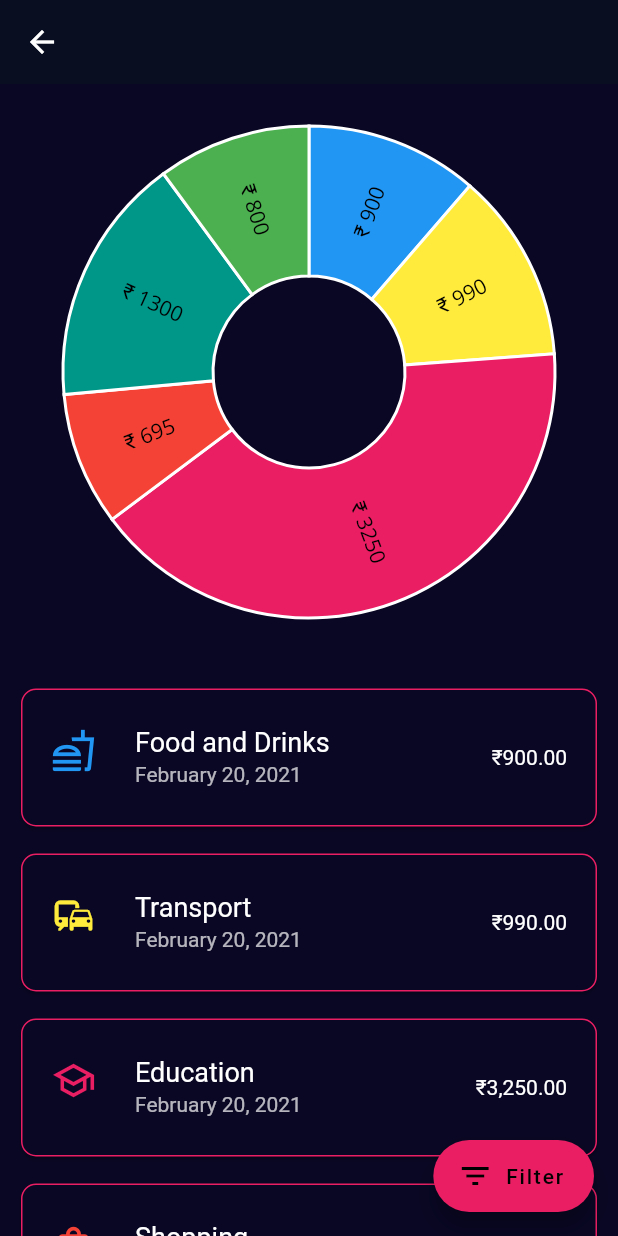
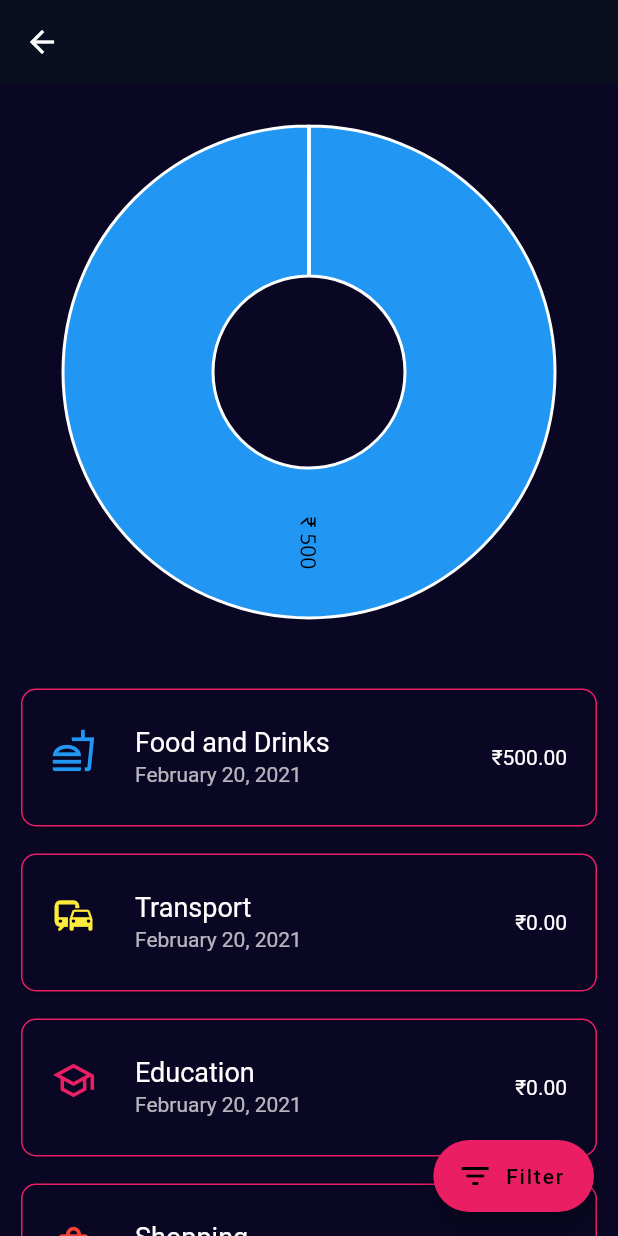
Before and after one commit to be-krishna/expensive, a Flutter app: the screen it shows after launch, after a tap on "Statistics", on a phone screen of 412 x 824 dp. Run offline on Flutter 3.47's test engine with Material 2 defaults, Android fonts, the phone set to English and light mode, and no system bars; our stand-ins replace charts_flutter, font_awesome_flutter, shared_preferences, sqflite; accounts and stored records are empty.

```diff
--- a/lib/main.dart
+++ b/lib/main.dart
@@ -4,9 +4,17 @@ import 'package:provider/provider.dart';
 import 'models/expense_data.dart';
 import 'screens/dashboard.dart';
 
-void main() => runApp(MyApp());
+void main() async {
+  WidgetsFlutterBinding.ensureInitialized();
+  runApp(MyApp());
+}
 
-class MyApp extends StatelessWidget {
+class MyApp extends StatefulWidget {
+  @override
+  _MyAppState createState() => _MyAppState();
+}
+
+class _MyAppState extends State<MyApp> {
   @override
   Widget build(BuildContext context) {
     return ChangeNotifierProvider(
--- a/lib/models/expense_data.dart
+++ b/lib/models/expense_data.dart
@@ -1,15 +1,18 @@
-import 'dart:convert';
 
 import 'package:flutter/material.dart';
-import 'package:flutter/services.dart' show rootBundle;
+import 'package:shared_preferences/shared_preferences.dart';
 
+import '../services/database_helper.dart';
 import 'expense.dart';
 
 class ExpenseData extends ChangeNotifier {
-  // ExpenseData() {
-  //   addDataToList();
-  //   notifyListeners();
-  // }
+  DatabaseHelper _dbHelper;
+  ExpenseData() {
+    _dbHelper = DatabaseHelper.instance;
+    _firstRun();
+    addDataToList();
+    notifyListeners();
+  }
   List<Expense> _expenses = [];
 
   List<Expense> get expenses => _expenses;
@@ -31,14 +34,33 @@ class ExpenseData extends ChangeNotifier {
 
   set setExpenses(List<Expense> expenses) => _expenses = expenses;
 
-  Future<String> getJson() {
-    return rootBundle.loadString('assets/expense.json');
+  // Future<String> getJson() {
+  //   return rootBundle.loadString('assets/expense.json');
+  // }
+
+  void _firstRun() async {
+    SharedPreferences prefs = await SharedPreferences.getInstance();
+    bool _firstRun = prefs.getBool('_firstRun') ?? true;
+    if (_firstRun) {
+      _dbHelper.insertExpense(
+        Expense(
+          amount: 500,
+          category: ExpenseCategory.FOOD,
+          date: DateTime.now(),
+          time: TimeOfDay(hour: 10, minute: 12),
+          note: "Example title",
+        ),
+      );
+      await prefs.setBool('_firstRun', false);
+    }
   }
 
   void addDataToList() async {
-    final List parsed = json.decode(await getJson());
+    // final List parsed = json.decode(await getJson());
 
-    List<Expense> list = parsed.map((e) => Expense.fromJson(e)).toList();
+    // List<Expense> list = parsed.map((e) => Expense.fromJson(e)).toList();
+
+    List<Expense> list = await _dbHelper.fetchExpenses();
 
     _expenses = list;
     notifyListeners();
--- a/lib/screens/dashboard.dart
+++ b/lib/screens/dashboard.dart
@@ -23,7 +23,6 @@ class InputPage extends StatefulWidget {
 class _InputPageState extends State<InputPage> {
   Widget _latestExpnse = CircularProgressIndicator();
   Timer _timer;
-
   void load() {
     _timer = new Timer(const Duration(milliseconds: 400), () {
       setState(() {
@@ -35,6 +34,7 @@ class _InputPageState extends State<InputPage> {
   @override
   void initState() {
     load();
+    setState(() {});
     super.initState();
   }
 
--- a/lib/services/database_helper.dart
+++ b/lib/services/database_helper.dart
@@ -1,6 +1,6 @@
 import 'dart:io';
 
-import 'package:expensive/models/expense.dart';
+import '../models/expense.dart';
 import 'package:path/path.dart';
 import 'package:path_provider/path_provider.dart';
 import 'package:sqflite/sqflite.dart';
--- a/lib/widgets/dashboard_chart.dart
+++ b/lib/widgets/dashboard_chart.dart
@@ -9,10 +9,10 @@ class DashboardChart extends StatelessWidget {
   @override
   Widget build(BuildContext context) {
     ExpenseData _provider = Provider.of<ExpenseData>(context);
-    var monthsExpense = _provider.totalOfMonth.toInt();
-    var weeksExpense = _provider.totalOfWeek.toInt();
-    var yearsExpense = _provider.totalOfYear.toInt();
-    var daysExpenses = _provider.totalOfDay.toInt();
+    var monthsExpense = _provider.totalOfMonth.toInt() ?? 100;
+    var weeksExpense = _provider.totalOfWeek.toInt() ?? 100;
+    var yearsExpense = _provider.totalOfYear.toInt() ?? 100;
+    var daysExpenses = _provider.totalOfDay.toInt() ?? 100;
 
     return new charts.PieChart(
       _createSampleData(
@@ -51,13 +51,13 @@ class DashboardChart extends StatelessWidget {
       {var month, var week, var year, var day}) {
     final data = [
       new GaugeSegment(
-          'Year \n $year', year ?? 200, charts.Color.fromHex(code: '#C2185B')),
-      new GaugeSegment('Month \n $month', month ?? 150,
-          charts.Color.fromHex(code: '#EC407A')),
+          'Year \n $year', year, charts.Color.fromHex(code: '#C2185B')),
       new GaugeSegment(
-          'Week \n $week', week ?? 100, charts.Color.fromHex(code: '#F48FB1')),
+          'Month \n $month', month, charts.Color.fromHex(code: '#EC407A')),
       new GaugeSegment(
-          'Day \n $day', day ?? 100, charts.Color.fromHex(code: '#FCE4EC')),
+          'Week \n $week', week, charts.Color.fromHex(code: '#F48FB1')),
+      new GaugeSegment(
+          'Day \n $day', day, charts.Color.fromHex(code: '#FCE4EC')),
     ];
 
     return [
--- a/lib/widgets/latest_expense.dart
+++ b/lib/widgets/latest_expense.dart
@@ -1,20 +1,31 @@
+import 'package:flutter/material.dart';
+import 'package:provider/provider.dart';
+
+import '../models/expense.dart';
 import '../models/expense_data.dart';
 import 'list_item.dart';
-import 'package:flutter/material.dart';
-import 'package:provider/provider.dart';
 
 class LatestExpense extends StatelessWidget {
   @override
   Widget build(BuildContext context) {
     return Consumer<ExpenseData>(
-      builder: (context, value, child) => ListItem(
-        amount: value.latestExpense.amount,
-        category: value.latestExpense.category,
-        date: value.latestExpense.date,
-        note: value.latestExpense.note,
-        time: value.latestExpense.time,
-        onTapCallback: () {},
-      ),
+      builder: (context, value, child) {
+        try {
+          return ListItem(
+            amount: value.latestExpense.amount ?? 0,
+            category: value.latestExpense.category ?? ExpenseCategory.OTHERS,
+            date: value.latestExpense.date ?? DateTime.now(),
+            note: value.latestExpense.note ?? "Loading ...",
+            time: value.latestExpense.time ??
+                TimeOfDay.fromDateTime(DateTime.now()),
+            onTapCallback: () {},
+          );
+        } catch (e) {
+          return LinearProgressIndicator(
+            backgroundColor: Theme.of(context).scaffoldBackgroundColor,
+          );
+        }
+      },
     );
   }
 }
--- a/pubspec.yaml
+++ b/pubspec.yaml
@@ -30,6 +30,7 @@ dependencies:
   path: ^1.8.0
   path_provider: any
   provider: ^4.3.3
+  shared_preferences: ^0.5.12+4
   sqflite: any
 
 dev_dependencies:
```
Also changed, not shown: pubspec.lock.
